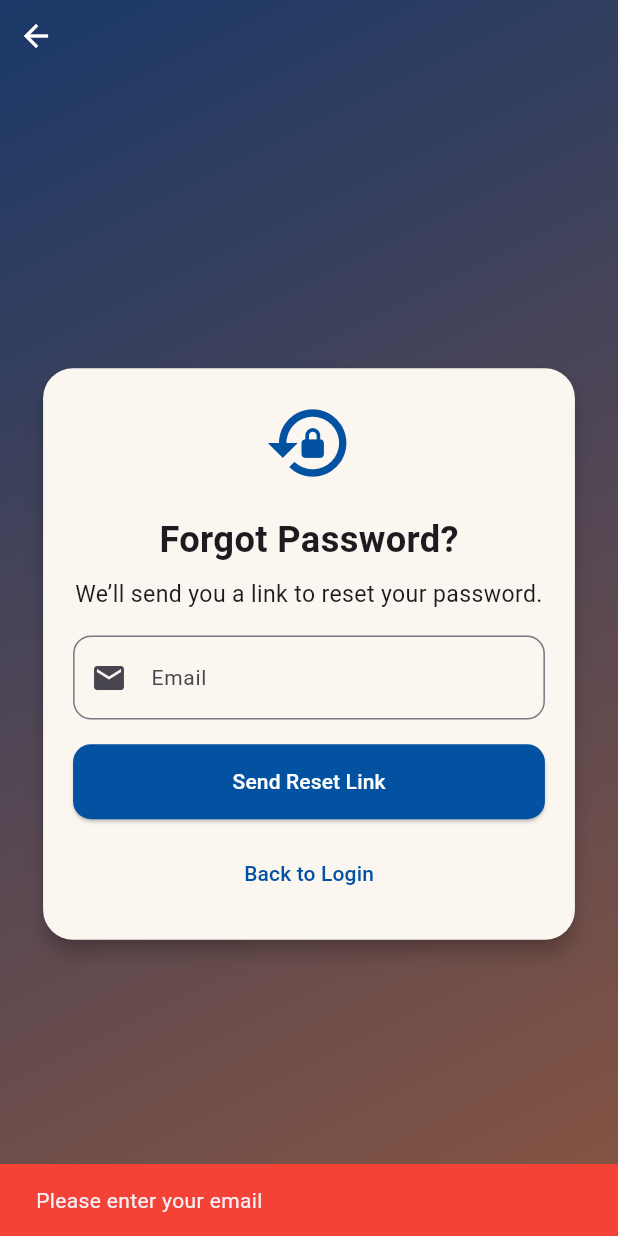
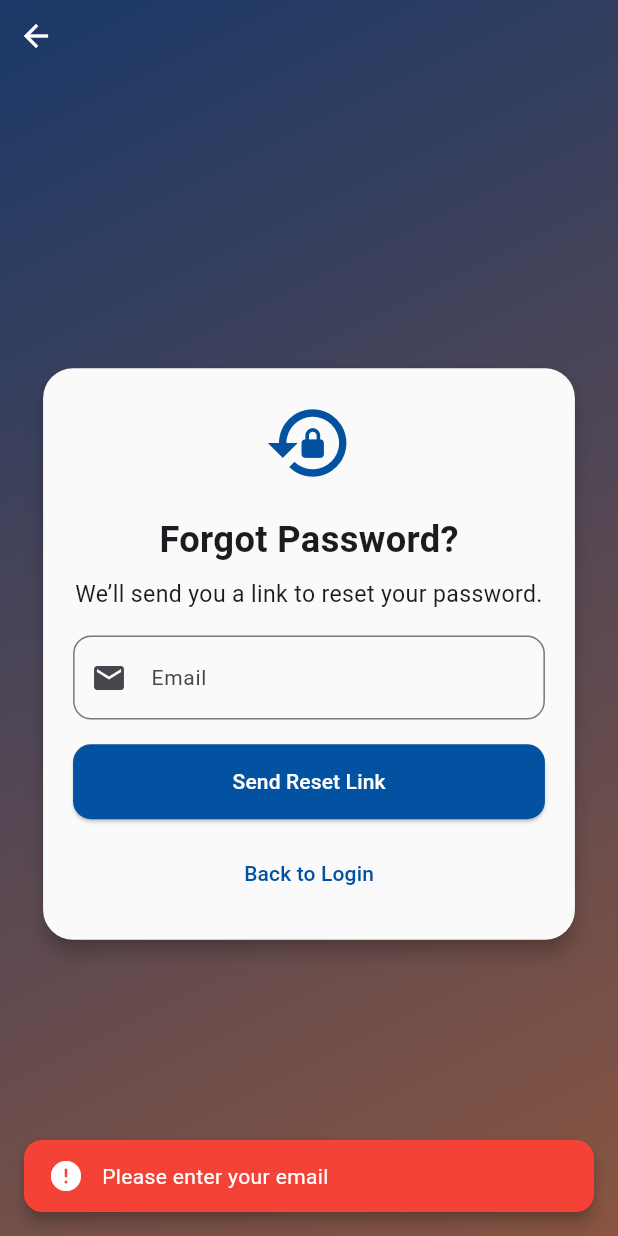
Before and after one commit to SalmaHamedd/Jadal, a Flutter app: the ForgotPasswordScreen screen opened directly, after a tap on "Send Reset Link", on a phone screen of 412 x 824 dp. Run offline on Flutter 3.47's test engine with Material 3 defaults, Android fonts, the phone set to English and light mode, and no system bars; our stand-ins replace bloc, equatable, flutter_bloc, fpdart, shared_preferences; accounts and stored records are empty.

Commit message:
add message service

```diff
--- a/lib/core/colors.dart
+++ b/lib/core/colors.dart
@@ -5,4 +5,7 @@ class AppColors {
   static const Color primaryorange = Color(0xFFEA7C1C);
   static const Color deepblue = Color(0xFF1A3868);
   static const Color warmorange = Color(0xFF895541);
-  static const Color lightbackground = Color(0xFFFBF6F0);}
+  static const Color lightbackground = Color(0xFFFAFAFA);
+  static const Color darkbackground = Color(0xFF0F172A);
+  static const Color secondarybackground = Color(0xFF1E293B);
+}
--- /dev/null
+++ b/lib/core/services/message_service.dart
@@ -0,0 +1,46 @@
+import 'package:flutter/material.dart';
+
+class MessageService {
+  static void showSuccess(BuildContext context, String message) {
+    _showSnackBar(context, message, Colors.green, Icons.check_circle);
+  }
+
+  static void showError(BuildContext context, String message) {
+    _showSnackBar(context, message, Colors.red, Icons.error);
+  }
+
+  static void showInfo(BuildContext context, String message) {
+    _showSnackBar(context, message, Colors.blue, Icons.info);
+  }
+
+  static void showWarning(BuildContext context, String message) {
+    _showSnackBar(context, message, Colors.orange, Icons.warning);
+  }
+
+  static void _showSnackBar(BuildContext context, String message, Color color, IconData icon) {
+    final snackBar = SnackBar(
+      content: Row(
+        children: [
+          Icon(icon, color: Colors.white, size: 24),
+          const SizedBox(width: 12),
+          Expanded(
+            child: Text(
+              message,
+              style: const TextStyle(color: Colors.white, fontSize: 14),
+            ),
+          ),
+        ],
+      ),
+      backgroundColor: color,
+      behavior: SnackBarBehavior.floating,
+      shape: RoundedRectangleBorder(
+        borderRadius: BorderRadius.circular(12),
+      ),
+      margin: const EdgeInsets.all(16),
+      padding: const EdgeInsets.symmetric(horizontal: 16, vertical: 12),
+      duration: const Duration(seconds: 3),
+      elevation: 4,
+    );
+    ScaffoldMessenger.of(context).showSnackBar(snackBar);
+  }
+}
--- a/lib/features/auth/presentation/screens/forgot_password_screen.dart
+++ b/lib/features/auth/presentation/screens/forgot_password_screen.dart
@@ -2,6 +2,7 @@ import 'package:flutter/material.dart';
 import 'package:flutter_bloc/flutter_bloc.dart';
 import 'package:jadal_app/core/colors.dart';
 import 'package:jadal_app/core/extensions/responsive_extension.dart';
+import 'package:jadal_app/core/services/message_service.dart';
 import 'package:jadal_app/features/auth/data/repositories/auth_repository.dart';
 import 'package:jadal_app/features/auth/presentation/cubit/forgot_password_cubit.dart';
 import 'package:jadal_app/features/auth/presentation/widgets/auth_button.dart';
@@ -85,12 +86,7 @@ class _ForgotPasswordScreenState extends State<ForgotPasswordScreen> {
                                 );
                               }
                               if (state is ForgotPasswordFailure) {
-                                ScaffoldMessenger.of(context).showSnackBar(
-                                  SnackBar(
-                                    content: Text(state.message),
-                                    backgroundColor: Colors.red,
-                                  ),
-                                );
+                                MessageService.showError(context, state.message);
                               }
                             },
                             builder: (context, state) {
--- a/lib/features/profile/presentation/widgets/profile_avatar.dart
+++ b/lib/features/profile/presentation/widgets/profile_avatar.dart
@@ -11,7 +11,7 @@ class ProfileAvatar extends StatelessWidget {
   Widget build(BuildContext context) {
     return CircleAvatar(
       radius: context.wp(10),
-      backgroundColor: AppColors.primaryblue,
+      backgroundColor: AppColors.primaryorange,
       child: Text(
         name.isNotEmpty ? name[0].toUpperCase() : '?',
         style: TextStyle(fontSize: context.wp(10), color: Colors.white),
--- a/lib/features/profile/presentation/widgets/profile_info_card.dart
+++ b/lib/features/profile/presentation/widgets/profile_info_card.dart
@@ -17,6 +17,7 @@ class ProfileInfoCard extends StatelessWidget {
   @override
   Widget build(BuildContext context) {
     return Card(
+      color: Theme.of(context).cardColor,
       margin: EdgeInsets.only(bottom: context.hp(1.5)),
       shape: RoundedRectangleBorder(borderRadius: BorderRadius.circular(12)),
       child: ListTile(
--- a/pubspec.yaml
+++ b/pubspec.yaml
@@ -20,8 +20,9 @@ dependencies:
   google_fonts: ^6.2.1
   app_links: ^5.0.0
   shared_preferences: ^2.5.5
-  image_picker: ^1.0.5
+  image_picker: ^1.2.2
   permission_handler: ^11.3.0
+  fluttertoast: ^8.2.8
 
 dev_dependencies:
   flutter_test:
```
Also changed, not shown: lib/features/auth/presentation/screens/login_screen.dart (+2 -6 lines), lib/features/profile/presentation/screens/change_password_screen.dart (+7 -11 lines), lib/features/profile/presentation/screens/edit_profile_screen.dart (+6 -9 lines), lib/features/profile/presentation/screens/profile_screen.dart (line endings or trailing spaces), pubspec.lock, 1 other file.
